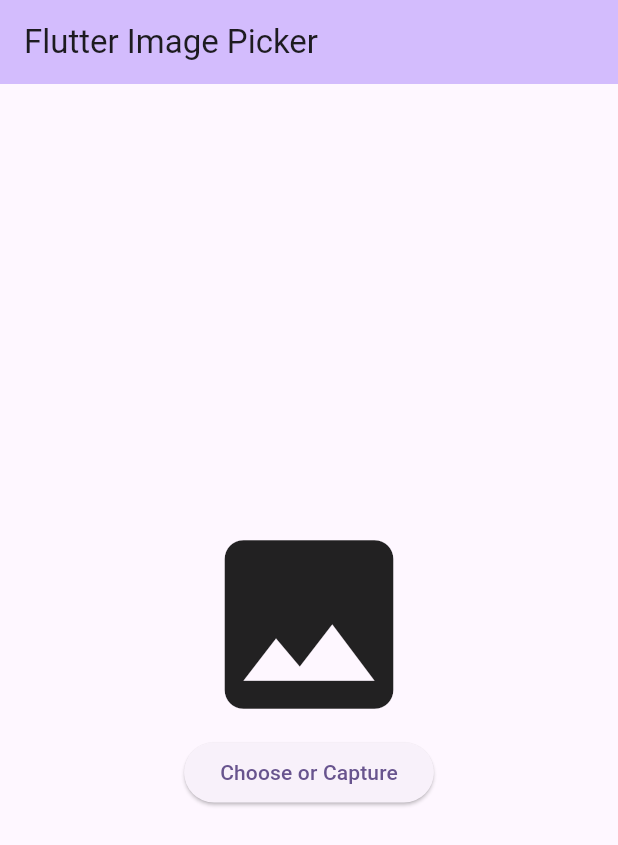
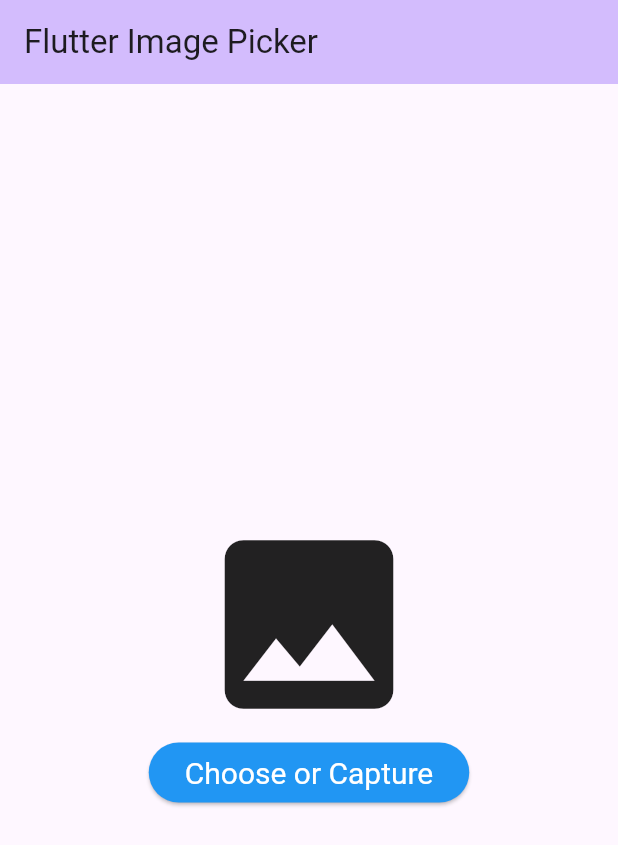
Before and after one commit to showravofficial/Image_Picker_Flutter_App, a Flutter app: the screen it shows after launch, on a phone screen of 412 x 824 dp. Shown: the top 845 px of the screen. Run offline on Flutter 3.47's test engine with Material 3 defaults, Android fonts, the phone set to English and light mode, and no system bars; our stand-ins replace image_picker.

Commit message:
Capturing Images using Camera in Flutter

```diff
--- a/lib/main.dart
+++ b/lib/main.dart
@@ -27,7 +27,6 @@ class MyApp extends StatelessWidget {
 class MyHomePage extends StatefulWidget {
   const MyHomePage({super.key, required this.title});
 
-
   final String title;
 
   @override
@@ -35,44 +34,63 @@ class MyHomePage extends StatefulWidget {
 }
 
 class _MyHomePageState extends State<MyHomePage> {
-
   File? _image;
   final ImagePicker picker = ImagePicker();
 
   chooseImages() async {
     final XFile? image = await picker.pickImage(source: ImageSource.gallery);
-      if(image != null){
+    if (image != null) {
       setState(() {
         _image = File(image.path);
       });
     }
   }
 
-  captureImages(){
-
+  captureImages() async {
+    final XFile? image = await picker.pickImage(source: ImageSource.camera);
+    if (image != null) {
+      setState(() {
+        _image = File(image.path);
+      });
+    }
   }
 
   @override
   Widget build(BuildContext context) {
-
     return Scaffold(
       appBar: AppBar(
-
         backgroundColor: Theme.of(context).colorScheme.inversePrimary,
-
         title: Text(widget.title),
       ),
       body: Center(
-
         child: Column(
           mainAxisAlignment: MainAxisAlignment.center,
           children: <Widget>[
-           _image !=null? Image.file(_image!,height: 200.0,width: 200.0,) :Icon(Icons.image,size: 150,),
-            ElevatedButton(onPressed: () {
+            _image != null
+                ? Image.file(
+                    _image!,
+                    height: 200.0,
+                    width: 200.0,
+                  )
+                : Icon(
+                    Icons.image,
+                    size: 150,
+                  ),
+            ElevatedButton(
+              style: ElevatedButton.styleFrom(
+                backgroundColor: Colors.blue,
+                textStyle: TextStyle(
+                  fontSize: 20.0,
+                )
+              ),
+                onPressed: () {
                   chooseImages();
-            },onLongPress: () {
+                },
+                onLongPress: () {
                   captureImages();
-            }, child: Text("Choose or Capture"))
+                },
+                child: Text("Choose or Capture",style: TextStyle(color: Colors.white),),
+                )
           ],
         ),
       ),
```
Lines whose indentation alone changed are shown as unchanged.
